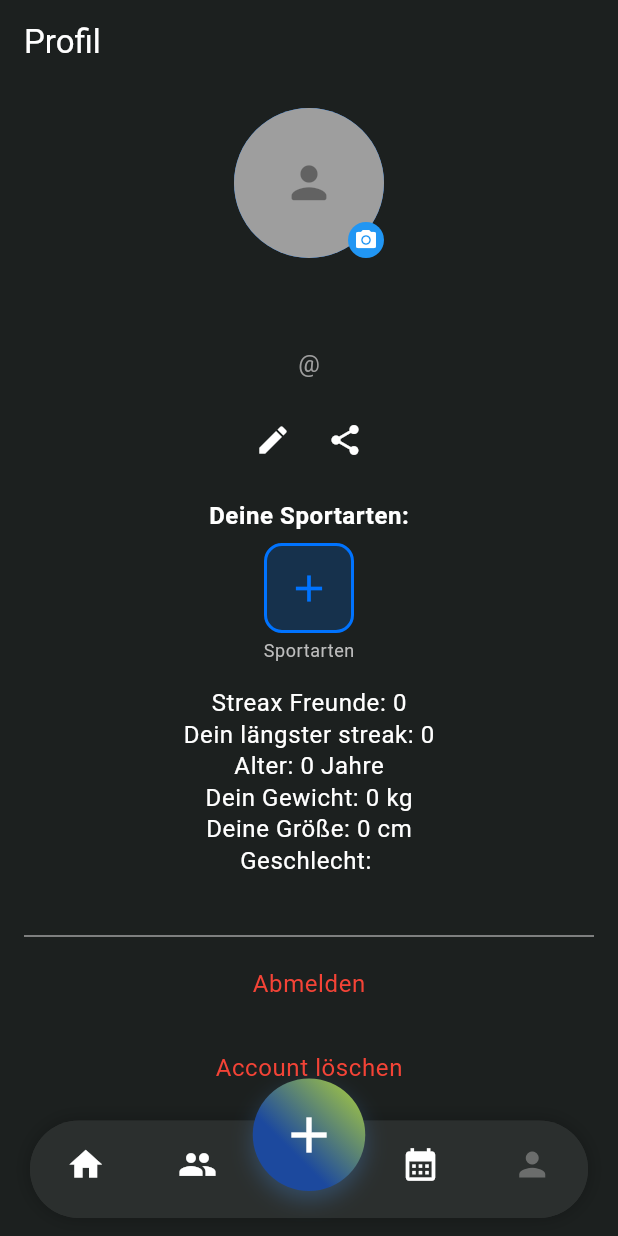
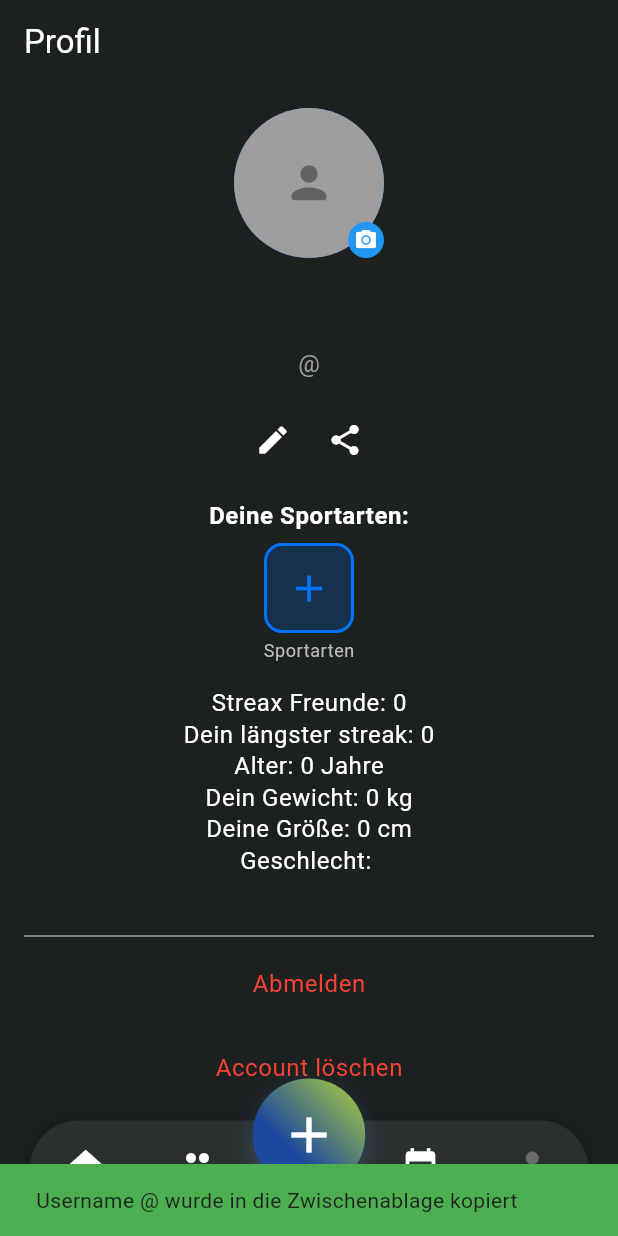
Before and after one commit to kenankusu/streax, a Flutter app: the screen it shows once a user with an empty profile is signed in, item 5 of the bottom bar chosen, after a tap on the "share" icon, on a phone screen of 412 x 824 dp. Run offline on Flutter 3.47's test engine with Material 3 defaults, Android fonts, the phone set to English and light mode, and no system bars; our stand-ins replace cloud_firestore, firebase_auth, firebase_core, firebase_storage, image_picker, smooth_page_indicator and 1 more; accounts and stored records are empty.

Commit message:
Teilenbutton im Profil kopiert username in die Zwischenablage

```diff
--- a/lib/screens/Profile/profile_widgets.dart
+++ b/lib/screens/Profile/profile_widgets.dart
@@ -3,6 +3,7 @@ import 'profile_editing.dart';
 import '../../services/image_service.dart';
 import '../../utils/snackbar.dart';
 import 'package:image_picker/image_picker.dart';
+import 'package:flutter/services.dart';
 
 // Profil Header (Avatar, Name, Edit/Share buttons)
 
@@ -242,10 +243,16 @@ class _ProfileHeaderState extends State<ProfileHeader> {
                 EditProfileDialog.show(context, widget.uid, widget.userData);
               },
             ),
+            // Teilenbutton
             IconButton(
               icon: const Icon(Icons.share, color: Colors.white),
               onPressed: () {
-                // Teilen-Funktion (wird noch implementiert)
+                final username = widget.userData['username'] ?? 'unbekannt';
+                Clipboard.setData(ClipboardData(text: '@$username'));
+                SnackBarUtils.showSuccess(
+                  context,
+                  'Username @$username wurde in die Zwischenablage kopiert',
+                );
               },
             ),
           ],
--- a/pubspec.yaml
+++ b/pubspec.yaml
@@ -48,6 +48,7 @@ dependencies:
   intl: 0.20.2
   flutter_localizations:
     sdk: flutter
+  clipboard: ^0.1.3
 
 dev_dependencies:
   flutter_test:
```
Also changed, not shown: pubspec.lock.
